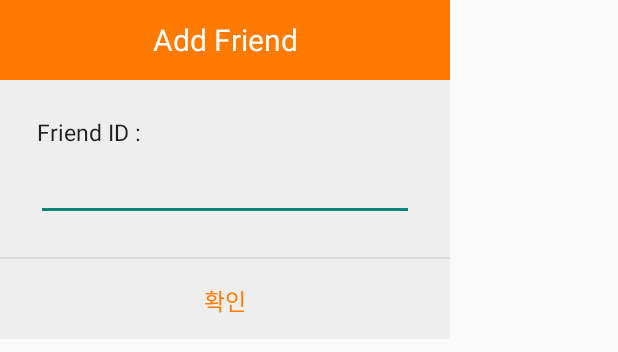
After one commit to Mobile-and-Ubiquitous-Computing-2020-1/team2, an Android app: the layout popup_layout.xml on its own in the app's theme, with its tools: preview values and no code run, on a phone screen of 412 x 824 dp. The commit adds this screen. Shown: the top 352 px of the screen. Run offline under Robolectric (Android 15) with nearby library versions, the phone set to English and light mode, and no system bars.

Commit message:
Adjust scrollview position and implement AddFriend in kotlin

```diff
--- a/Model/androi/app/src/main/AndroidManifest.xml
+++ b/Model/androi/app/src/main/AndroidManifest.xml
@@ -32,6 +32,7 @@
         </activity>
 
         <activity android:name=".CameraActivity"></activity>
+        <activity android:name=".AddFriendPopupActivity" android:theme="@android:style/Theme.Dialog"></activity>
     </application>
 
 </manifest>
--- /dev/null
+++ b/Model/androi/app/src/main/res/layout/popup_layout.xml
@@ -0,0 +1,70 @@
+<?xml version="1.0" encoding="utf-8"?>
+<LinearLayout xmlns:android="http://schemas.android.com/apk/res/android"
+    android:background="#eeeeee"
+    android:orientation="vertical"
+    android:layout_width="300dp"
+    android:layout_height="wrap_content">
+
+    <!-- 타이틀바 -->
+    <LinearLayout
+        android:orientation="horizontal"
+        android:layout_width="match_parent"
+        android:layout_height="wrap_content">
+        <TextView
+            android:text="Add Friend"
+            android:textSize="20sp"
+            android:textColor="#fff"
+            android:gravity="center"
+            android:background="#ff7a00"
+            android:layout_width="match_parent"
+            android:layout_height="53dp" />
+    </LinearLayout>
+    <!-- //end 타이틀바 -->
+
+    <!-- Notice -->
+    <LinearLayout
+        android:padding="24dp"
+        android:orientation="vertical"
+        android:layout_width="match_parent"
+        android:layout_height="wrap_content">
+        <TextView
+            android:id="@+id/txtText"
+            android:text="Friend ID : "
+            android:textSize="15sp"
+            android:textColor="#000"
+            android:alpha="0.87"
+            android:gravity="center"
+            android:layout_marginBottom="3dp"
+            android:layout_width="wrap_content"
+            android:layout_height="wrap_content" />
+        <EditText
+            android:id="@+id/friendID"
+            android:layout_width="match_parent"
+            android:layout_height="wrap_content"/>
+    </LinearLayout>
+    <!-- Notice -->
+
+    <View
+        android:background="#66bdbdbd"
+        android:layout_width="match_parent"
+        android:layout_height="1dp" />
+
+    <!-- 닫기 버튼 -->
+    <LinearLayout
+        android:orientation="horizontal"
+        android:gravity="center"
+        android:layout_width="match_parent"
+        android:layout_height="wrap_content">
+        <Button
+            android:text="확인"
+            android:textSize="15sp"
+            android:textColor="#ff7a00"
+            android:padding="16dp"
+            android:gravity="center"
+            android:background="#00000000"
+            android:layout_width="match_parent"
+            android:layout_height="53dp"
+            android:onClick="mOnClose"/>
+    </LinearLayout>
+    <!--// 닫기 버튼 -->
+</LinearLayout>
```
Also changed, not shown: Model/androi/app/src/main/java/org/tensorflow/lite/examples/posenet/AddFriendPopupActivity.kt (added, +46 -0 lines), Model/androi/app/src/main/java/org/tensorflow/lite/examples/posenet/RankingActivity.kt (+35 -4 lines).
